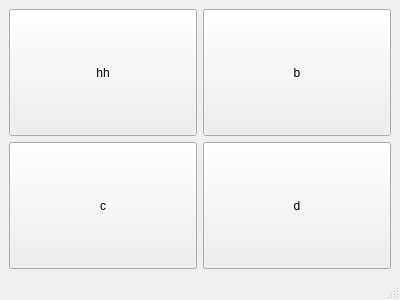
The window that GUI/forms/MainWindow.ui (piotrpodlaski/rimokun) describes before a commit, drawn with Qt 5.
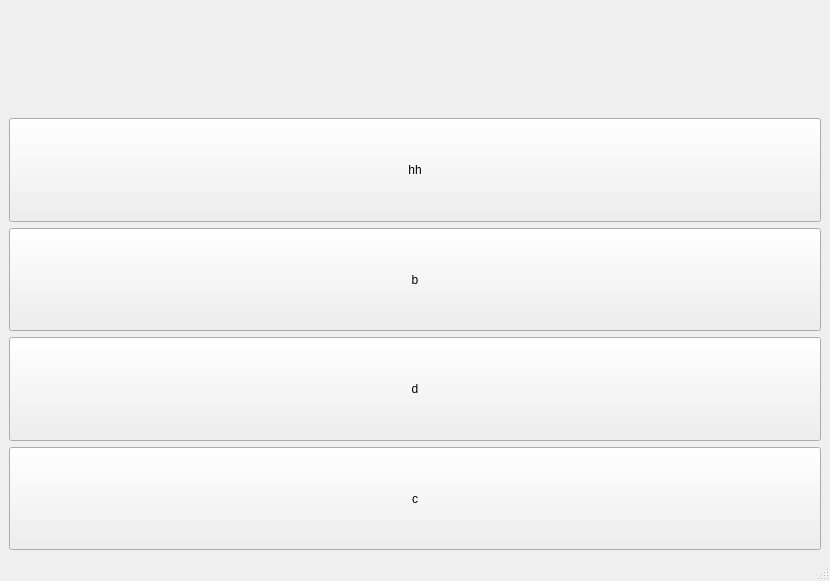
The same window after the commit. Custom widgets are drawn as their Qt base class.

```diff
--- a/GUI/forms/MainWindow.ui
+++ b/GUI/forms/MainWindow.ui
@@ -6,29 +6,80 @@
    <rect>
     <x>0</x>
     <y>0</y>
-    <width>400</width>
-    <height>300</height>
+    <width>830</width>
+    <height>581</height>
    </rect>
   </property>
   <property name="windowTitle">
    <string>MainWindow</string>
   </property>
   <widget class="QWidget" name="centralwidget">
-   <layout class="QGridLayout" name="gridLayout">
-    <item row="1" column="0">
-     <widget class="QPushButton" name="pushButton_2">
-      <property name="sizePolicy">
-       <sizepolicy hsizetype="Preferred" vsizetype="Preferred">
-        <horstretch>0</horstretch>
-        <verstretch>0</verstretch>
-       </sizepolicy>
-      </property>
-      <property name="text">
-       <string>c</string>
-      </property>
-     </widget>
+   <layout class="QVBoxLayout" name="verticalLayout">
+    <item>
+     <layout class="QHBoxLayout" name="horizontalLayout">
+      <item>
+       <widget class="MotorStats" name="mot1" native="true">
+        <property name="sizePolicy">
+         <sizepolicy hsizetype="Expanding" vsizetype="Preferred">
+          <horstretch>0</horstretch>
+          <verstretch>0</verstretch>
+         </sizepolicy>
+        </property>
+       </widget>
+      </item>
+      <item>
+       <widget class="MotorStats" name="mot2" native="true">
+        <property name="sizePolicy">
+         <sizepolicy hsizetype="Expanding" vsizetype="Preferred">
+          <horstretch>0</horstretch>
+          <verstretch>0</verstretch>
+         </sizepolicy>
+        </property>
+       </widget>
+      </item>
+      <item>
+       <widget class="MotorStats" name="mot3" native="true">
+        <property name="sizePolicy">
+         <sizepolicy hsizetype="Expanding" vsizetype="Preferred">
+          <horstretch>0</horstretch>
+          <verstretch>0</verstretch>
+         </sizepolicy>
+        </property>
+       </widget>
+      </item>
+      <item>
+       <widget class="MotorStats" name="mot4" native="true">
+        <property name="sizePolicy">
+         <sizepolicy hsizetype="Expanding" vsizetype="Preferred">
+          <horstretch>0</horstretch>
+          <verstretch>0</verstretch>
+         </sizepolicy>
+        </property>
+       </widget>
+      </item>
+      <item>
+       <widget class="MotorStats" name="mot5" native="true">
+        <property name="sizePolicy">
+         <sizepolicy hsizetype="Expanding" vsizetype="Preferred">
+          <horstretch>0</horstretch>
+          <verstretch>0</verstretch>
+         </sizepolicy>
+        </property>
+       </widget>
+      </item>
+      <item>
+       <widget class="MotorStats" name="mot6" native="true">
+        <property name="sizePolicy">
+         <sizepolicy hsizetype="Expanding" vsizetype="Preferred">
+          <horstretch>0</horstretch>
+          <verstretch>0</verstretch>
+         </sizepolicy>
+        </property>
+       </widget>
+      </item>
+     </layout>
     </item>
-    <item row="0" column="0">
+    <item>
      <widget class="QPushButton" name="pushButton">
       <property name="sizePolicy">
        <sizepolicy hsizetype="Preferred" vsizetype="Preferred">
@@ -41,7 +92,7 @@
       </property>
      </widget>
     </item>
-    <item row="0" column="1">
+    <item>
      <widget class="QPushButton" name="pushButton_3">
       <property name="sizePolicy">
        <sizepolicy hsizetype="Preferred" vsizetype="Preferred">
@@ -54,7 +105,7 @@
       </property>
      </widget>
     </item>
-    <item row="1" column="1">
+    <item>
      <widget class="QPushButton" name="pushButton_4">
       <property name="sizePolicy">
        <sizepolicy hsizetype="Preferred" vsizetype="Preferred">
@@ -67,6 +118,19 @@
       </property>
      </widget>
     </item>
+    <item>
+     <widget class="QPushButton" name="pushButton_2">
+      <property name="sizePolicy">
+       <sizepolicy hsizetype="Preferred" vsizetype="Preferred">
+        <horstretch>0</horstretch>
+        <verstretch>0</verstretch>
+       </sizepolicy>
+      </property>
+      <property name="text">
+       <string>c</string>
+      </property>
+     </widget>
+    </item>
    </layout>
   </widget>
   <widget class="QMenuBar" name="menubar">
@@ -81,6 +145,14 @@
   </widget>
   <widget class="QStatusBar" name="statusbar"/>
  </widget>
+ <customwidgets>
+  <customwidget>
+   <class>MotorStats</class>
+   <extends>QWidget</extends>
+   <header location="global">MotorStats.hpp</header>
+   <container>1</container>
+  </customwidget>
+ </customwidgets>
  <resources/>
  <connections/>
 </ui>
```
Left out of the diff: 2 changed lines with no effect on the pictures.
